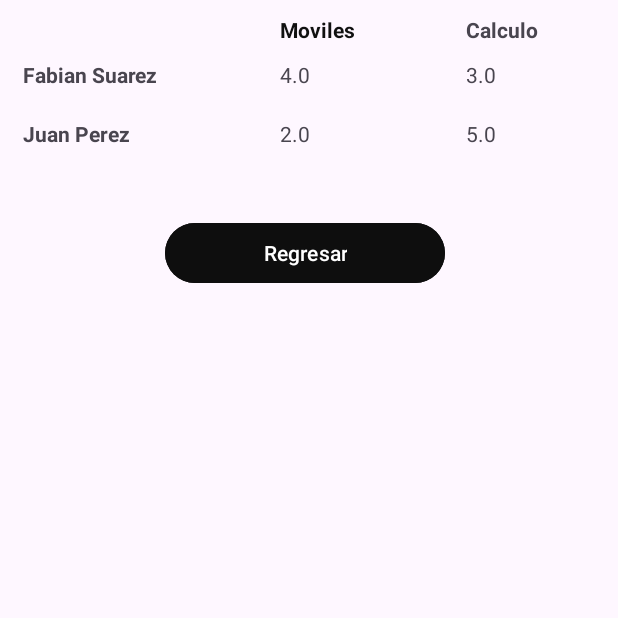
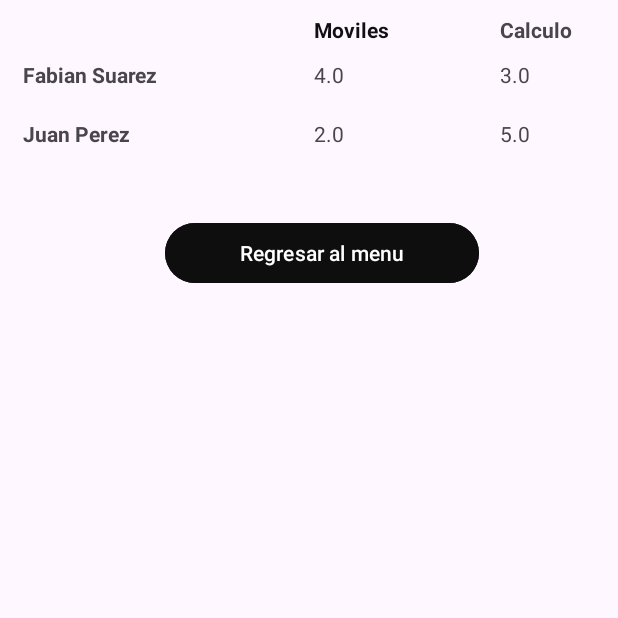
Before and after one commit to jgutierrez316/ExplorerLayouts, an Android app: the TableActivity screen opened directly, with no data from a screen before it, on a phone screen of 412 x 824 dp, the top half of it. Run offline under Robolectric (Android 15) with nearby library versions, the phone set to English and light mode, and no system bars.

Commit message:
fourth commit

```diff
--- a/app/src/main/res/layout/activity_constraint.xml
+++ b/app/src/main/res/layout/activity_constraint.xml
@@ -32,6 +32,7 @@
         android:layout_marginTop="28dp"
         android:layout_marginEnd="32dp"
         android:backgroundTint="#090909"
+        android:onClick="regresarMenu"
         android:paddingLeft="85dp"
         android:paddingRight="85dp"
         android:text="Regresar al menu"
--- a/app/src/main/res/layout/activity_main.xml
+++ b/app/src/main/res/layout/activity_main.xml
@@ -4,7 +4,6 @@
     xmlns:tools="http://schemas.android.com/tools"
     android:layout_width="match_parent"
     android:layout_height="match_parent"
-    android:onClick="irtoActivity3"
     android:orientation="vertical"
     android:paddingRight="15dp"
     tools:context=".MainActivity">
--- a/app/src/main/res/layout/activity_profile.xml
+++ b/app/src/main/res/layout/activity_profile.xml
@@ -88,6 +88,7 @@
         android:layout_height="wrap_content"
         android:layout_marginBottom="28dp"
         android:backgroundTint="#0E0E0E"
+        android:onClick="regresarMenu3"
         android:paddingLeft="90dp"
         android:paddingRight="90dp"
         android:text="Regresar al menu"
--- a/app/src/main/res/layout/activity_table.xml
+++ b/app/src/main/res/layout/activity_table.xml
@@ -92,11 +92,12 @@
 
         <Button
             android:id="@+id/regresarmenu2"
-            android:layout_width="wrap_content"
+            android:layout_width="209dp"
             android:layout_height="wrap_content"
             android:backgroundTint="#0E0E0E"
-            android:paddingLeft="65dp"
-            android:paddingRight="65dp"
-            android:text="Regresar" />
+            android:onClick="regresarMenu2"
+            android:paddingLeft="40dp"
+            android:paddingRight="40dp"
+            android:text="Regresar al menu" />
     </TableRow>
 </TableLayout>
```
Also changed, not shown: app/src/main/java/com/jhongu/explorerlayouts/ConstraintActivity.java (+7 -0 lines), app/src/main/java/com/jhongu/explorerlayouts/ProfileActivity.java (+7 -0 lines), app/src/main/java/com/jhongu/explorerlayouts/TableActivity.java (+7 -0 lines).
